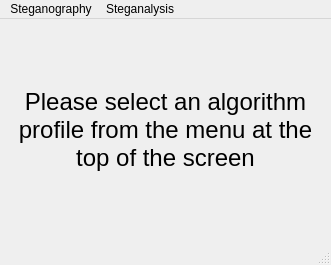
Jebbex1/Stegastatter, file client/gui/ui_files/main_window.ui: the form before one commit.
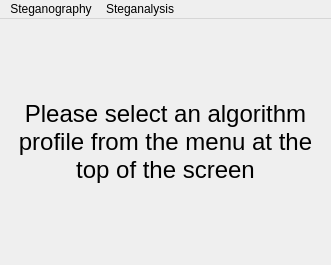
The form after the commit.

Diff of the .ui file:
```diff
--- a/client/gui/ui_files/main_window.ui
+++ b/client/gui/ui_files/main_window.ui
@@ -110,20 +110,6 @@
    <addaction name="menu_steganography"/>
    <addaction name="menu_steganalysis"/>
   </widget>
-  <widget class="QStatusBar" name="status_bar">
-   <property name="enabled">
-    <bool>true</bool>
-   </property>
-   <property name="font">
-    <font>
-     <pointsize>12</pointsize>
-     <stylestrategy>PreferAntialias</stylestrategy>
-    </font>
-   </property>
-   <property name="cursor">
-    <cursorShape>ArrowCursor</cursorShape>
-   </property>
-  </widget>
   <action name="action_decode_generic">
    <property name="text">
     <string>Extract data from an image</string>
```
Left out of the diff: 8 changed lines with no effect on the pictures.
